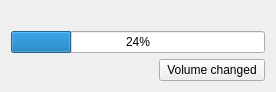
Old version of the form simonlib/simonsound/devicevolumewidget.ui in the repository KDE/simon.
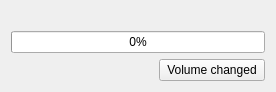
New version of the form. Custom widgets are drawn as their Qt base class.

Commit message: Setting standard volume display to 0 (instead of 24)

What changed in the file:
```diff
--- a/simonlib/simonsound/devicevolumewidget.ui
+++ b/simonlib/simonsound/devicevolumewidget.ui
@@ -24,7 +24,7 @@
    <item>
     <widget class="QProgressBar" name="pbVolume">
      <property name="value">
-      <number>24</number>
+      <number>0</number>
      </property>
     </widget>
    </item>
```
